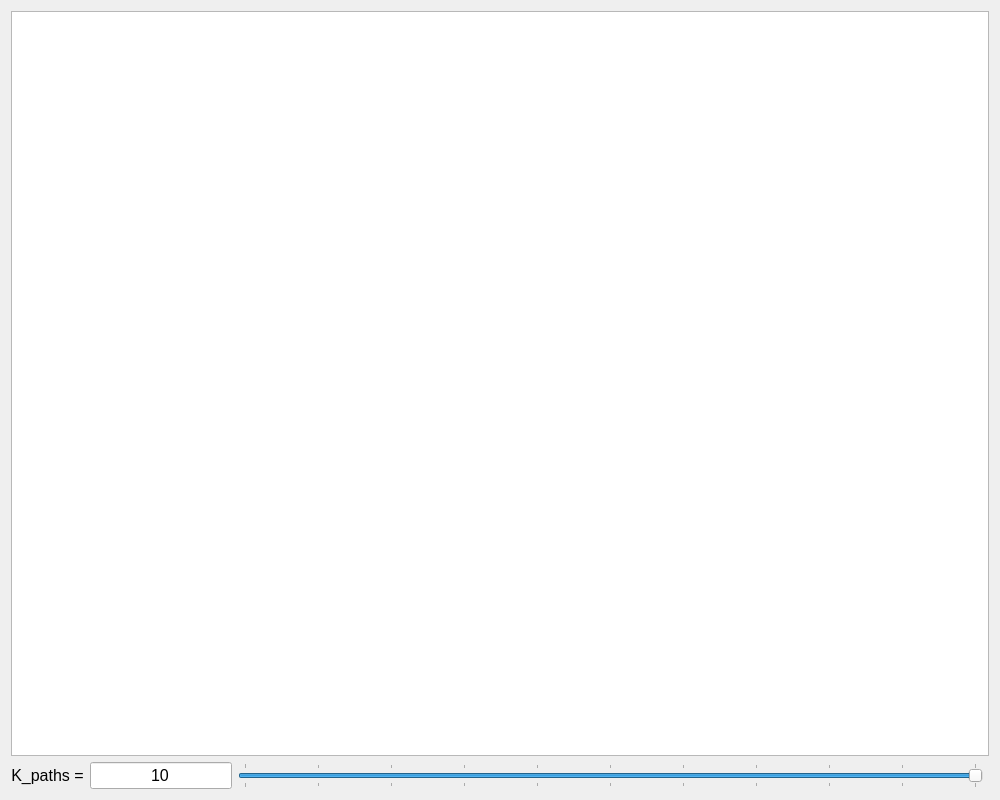
This is SNet-master-1/UI/tablemetric.ui in nguyenvantin971996/SDNLoadBalancer as Qt 5 draws it before an edit. The edited form follows.
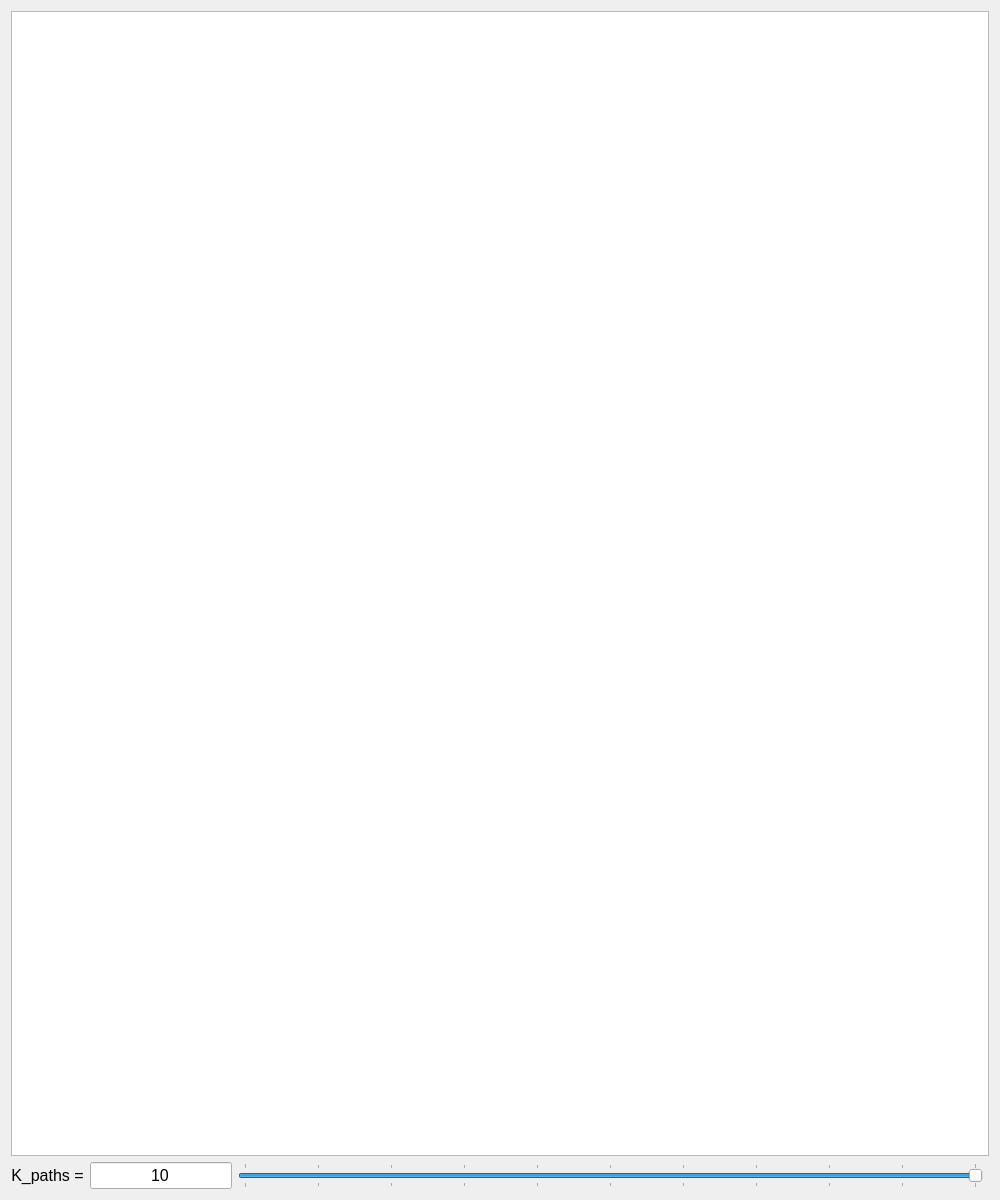
This is the edited form.

Patch:
```diff
--- a/SNet-master-1/UI/tablemetric.ui
+++ b/SNet-master-1/UI/tablemetric.ui
@@ -7,7 +7,7 @@
     <x>0</x>
     <y>0</y>
     <width>1000</width>
-    <height>800</height>
+    <height>1200</height>
    </rect>
   </property>
   <property name="sizePolicy">
```
